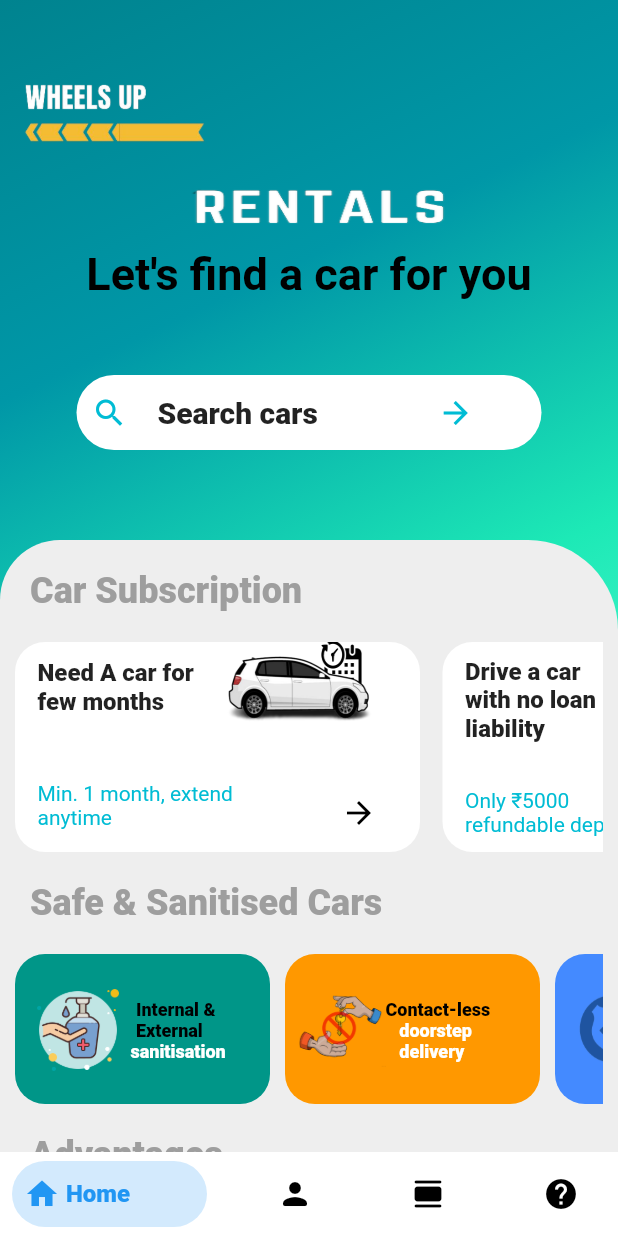
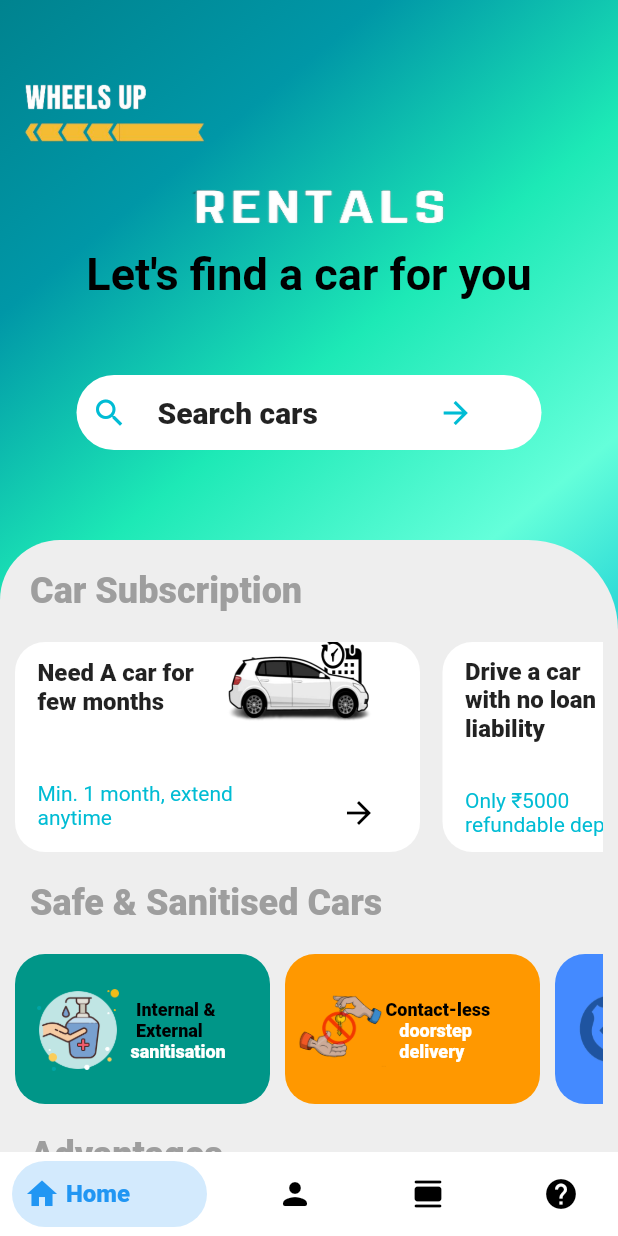
Before and after one commit to viv1verma/wheelsup, a Flutter app: the MyHomePage screen opened directly, on a phone screen of 412 x 824 dp. Run offline on Flutter 3.47's test engine with Material 2 defaults, Android fonts, the phone set to English and light mode, and no system bars; drawn by our look-alikes of bottom_navy_bar; our stand-ins replace carousel_slider, cloud_firestore, firebase_auth, firebase_core, table_calendar; accounts and stored records are empty; network calls fail.

Commit message:
my changes

```diff
--- a/lib/secondScreen.dart
+++ b/lib/secondScreen.dart
@@ -11,7 +11,7 @@ class second extends StatelessWidget {
         child: SingleChildScrollView(
       child: Container(
           width: double.infinity,
-          //height:1000,
+          height:1000,
           decoration: BoxDecoration(
             gradient: LinearGradient(
                 begin: AlignmentDirectional.topStart,
@@ -144,7 +144,7 @@ class carSubs extends StatelessWidget {
       Padding(
           padding: EdgeInsets.only(top: 20, left: 10, right: 10),
           child: Container(
-              width: 500.0,
+              width: double.infinity,
               child: SingleChildScrollView(
                   scrollDirection: Axis.horizontal,
                   child: Row(
@@ -391,7 +391,7 @@ class safeCars extends StatelessWidget {
       Padding(
         padding: EdgeInsets.only(top: 20, left: 10, right: 10),
         child: Container(
-          width: 500.0,
+          width: double.infinity,
           child: SingleChildScrollView(
             scrollDirection: Axis.horizontal,
             child:
--- a/pubspec.yaml
+++ b/pubspec.yaml
@@ -25,6 +25,10 @@ dependencies:
     sdk: flutter
   carousel_slider: ^3.0.0
   bottom_navy_bar: ^5.5.0
+  firebase_auth: ^0.14.0+5
+  firebase_core: ^0.4.0+9
+  cloud_firestore: ^0.12.9+5
+  firebase_analytics: ^5.0.2
 
 
   # The following adds the Cupertino Icons font to your application.
@@ -34,7 +38,7 @@ dependencies:
 dev_dependencies:
   flutter_test:
     sdk: flutter
-  url_launcher: ^5.7.10
+  # url_launcher: ^5.7.10
   provider: ^4.0.2
   table_calendar: ^3.0.0
   intl: ^0.17.0
```
Also changed, not shown: lib/car_subs.dart (+6 -2 lines), lib/login.dart (+13 -13 lines), lib/profile.dart (+14 -14 lines), lib/signup.dart (+7 -5 lines), pubspec.lock, 3 other files.
